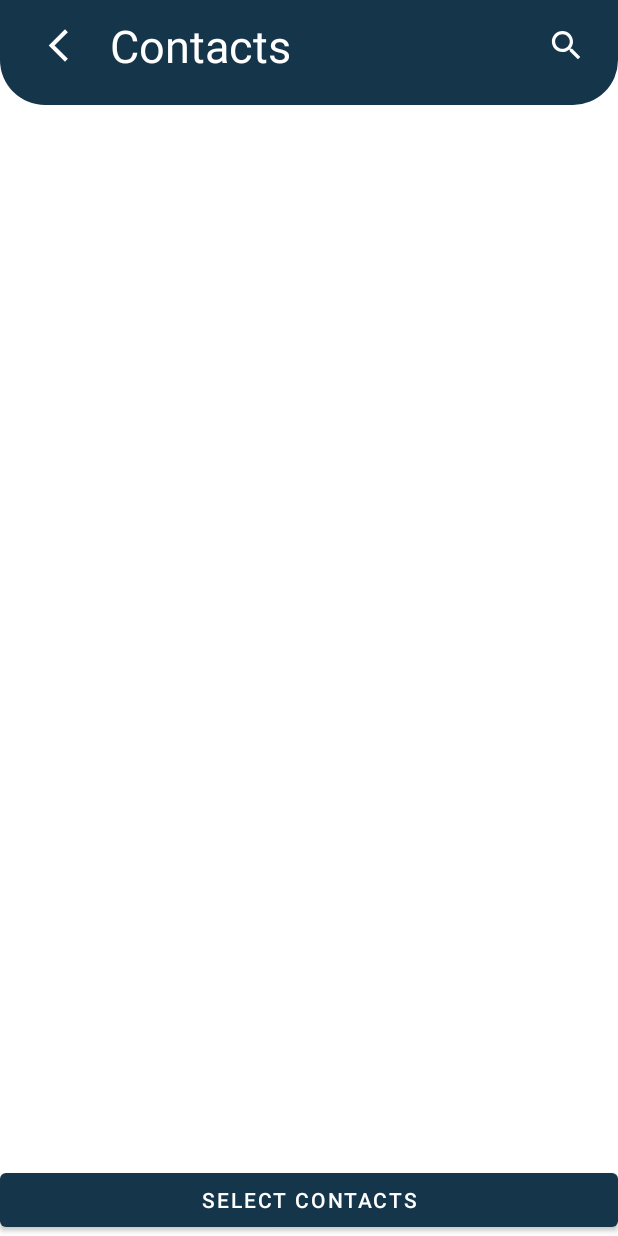
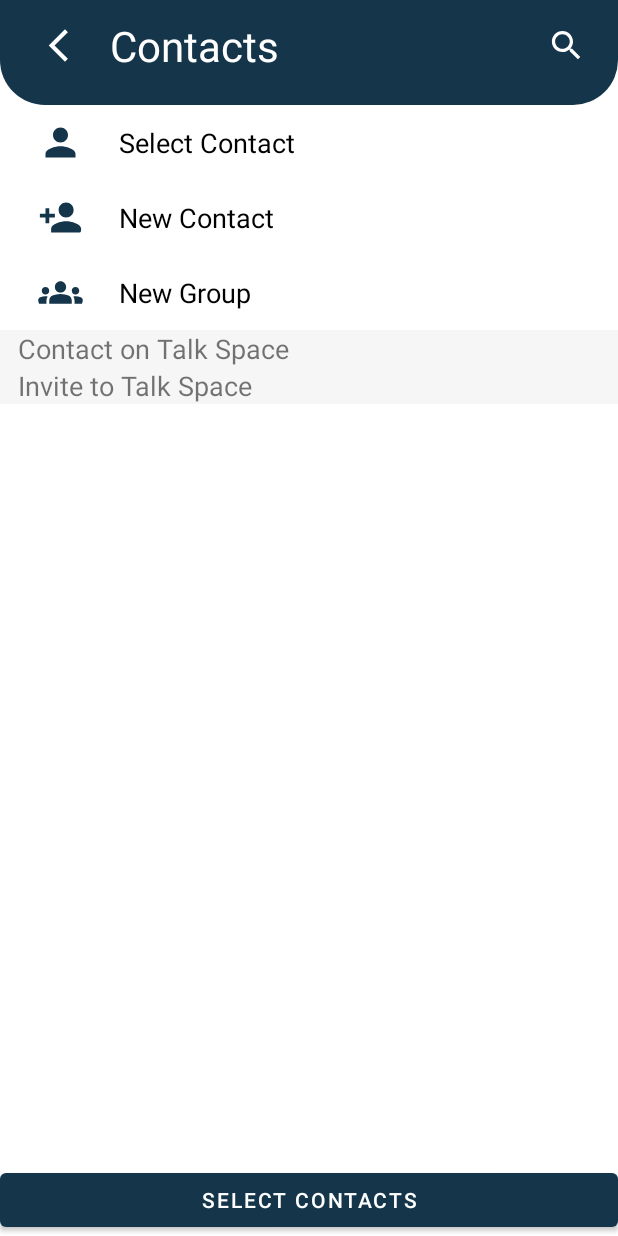
Before and after one commit to jaypedhadiya/talkspace-chat-app, an Android app: the ContactsOnAppFragment screen opened through its navigation route, on a phone screen of 412 x 824 dp. Run offline under Robolectric (Android 15) with nearby library versions, the phone set to English and light mode, and no system bars; our stand-ins replace Firebase (no records; nobody signed in at launch, a user with empty details on screens opened directly); 1 statement that could not run was skipped.

Commit message:
successful implemented contacts feature

```diff
--- a/app/src/main/java/com/example/talkspace/MainActivity.kt
+++ b/app/src/main/java/com/example/talkspace/MainActivity.kt
@@ -2,18 +2,23 @@ package com.example.talkspace
 
 import android.Manifest
 import android.content.Intent
+import android.content.pm.PackageManager
 import androidx.appcompat.app.AppCompatActivity
 import android.os.Bundle
 import android.util.Log
+import android.widget.Toast
 import androidx.activity.result.contract.ActivityResultContracts
 import androidx.activity.viewModels
 import androidx.core.content.ContentProviderCompat.requireContext
+import androidx.core.content.ContextCompat
 import androidx.navigation.NavController
 import androidx.navigation.fragment.NavHostFragment
 import com.example.talkspace.databinding.ActivityMainBinding
 import com.example.talkspace.viewmodels.ChatViewModel
 import com.example.talkspace.viewmodels.ChatViewModelFactory
 import com.google.firebase.auth.ktx.auth
+import com.google.firebase.firestore.FirebaseFirestore
+import com.google.firebase.firestore.FirebaseFirestoreSettings
 import com.google.firebase.ktx.Firebase
 
 class MainActivity : AppCompatActivity() {
@@ -36,27 +41,38 @@ class MainActivity : AppCompatActivity() {
             .findFragmentById(R.id.outer_container) as NavHostFragment
 
         navController = navHostFragment.navController
-
+        val setting = FirebaseFirestoreSettings.Builder().setPersistenceEnabled(false).build()
+        FirebaseFirestore.getInstance().firestoreSettings = setting
     }
 
     override fun onStart() {
         super.onStart()
-        //        For contacts permissions
+        //    First check permissions
         val requestPermissionLauncher =
             registerForActivityResult(
                 ActivityResultContracts.RequestPermission()
             ){ isGranted ->
                 if (isGranted){
                     Log.i("Permission" ,"Granted")
+                    chatViewModel.startListeningForChats(this)
+//                    chatViewModel.startListeningForContacts()
                 }else{
                     Log.i("Permission","Denied")
+                    Toast.makeText(this,
+                        "You need to add permission in order to access contacts",
+                        Toast.LENGTH_LONG
+                    ).show()
                 }
             }
-        requestPermissionLauncher.launch(
-            Manifest.permission.READ_CONTACTS
-        )
-        chatViewModel.startListeningForChats(this)
-        chatViewModel.startListeningForContacts()
+        if (ContextCompat.checkSelfPermission(this,Manifest.permission.READ_CONTACTS) == PackageManager.PERMISSION_GRANTED){
+            Log.d("Permission","Permission Granted")
+            chatViewModel.startListeningForChats(this)
+//            chatViewModel.startListeningForContacts()
+        }else{
+            requestPermissionLauncher.launch(
+                Manifest.permission.READ_CONTACTS
+            )
+        }
     }
 
     override fun onStop() {
--- a/app/src/main/java/com/example/talkspace/adapter/ChatListAdapter.kt
+++ b/app/src/main/java/com/example/talkspace/adapter/ChatListAdapter.kt
@@ -36,7 +36,7 @@ class ChatListAdapter(private val chatViewModel: ChatViewModel):
         }
     }
 
-    class ChatListViewHolder(private val binding: ChatViewBinding):
+    inner class ChatListViewHolder(private val binding: ChatViewBinding):
         RecyclerView.ViewHolder(binding.root){
         fun bind(item : SQLChat){
             binding.friendName.text = item.friendName
--- /dev/null
+++ b/app/src/main/java/com/example/talkspace/adapter/SectionAdapter.kt
@@ -0,0 +1,132 @@
+package com.example.talkspace.adapter
+
+import android.content.Context
+import android.util.Log
+import android.view.LayoutInflater
+import android.view.View
+import android.view.ViewGroup
+import androidx.core.content.ContextCompat
+import androidx.navigation.findNavController
+import androidx.recyclerview.widget.DiffUtil
+import androidx.recyclerview.widget.LinearLayoutManager
+import androidx.recyclerview.widget.ListAdapter
+import androidx.recyclerview.widget.RecyclerView
+import com.example.talkspace.R
+import com.example.talkspace.databinding.OptionButtonViewBinding
+import com.example.talkspace.databinding.SectionViewBinding
+import com.example.talkspace.model.Section
+import com.example.talkspace.viewmodels.ChatViewModel
+
+class SectionAdapter(private val chatViewModel: ChatViewModel, val context: Context):
+    ListAdapter<Section,RecyclerView.ViewHolder>(SectionsComparator()){
+
+    override fun onCreateViewHolder(parent: ViewGroup, viewType: Int): RecyclerView.ViewHolder {
+        Log.d("SectionAdapter","Call Section Adapter ")
+        val inflatere = LayoutInflater.from(parent.context)
+        val view : View
+        return when(viewType){
+            0,1,2 -> {
+                view = inflatere.inflate(R.layout.option_button_view,parent,false)
+                OptionButtonViewHolder(OptionButtonViewBinding.bind(view))
+            } else -> {
+                view = inflatere.inflate(R.layout.section_view,parent,false)
+                SectionViewHolder(SectionViewBinding.bind(view))
+            }
+        }
+    }
+
+    override fun onBindViewHolder(holder: RecyclerView.ViewHolder, position: Int) {
+        val item = getItem(position)
+        when(holder.itemViewType){
+            0 -> {
+                (holder as OptionButtonViewHolder).bind(0)
+                holder.itemView.setOnClickListener {
+                    Log.d("SectionAdapter","Contact item type : 0")
+
+                }
+            }
+            1 -> {
+                (holder as OptionButtonViewHolder).bind(1)
+                holder.itemView.setOnClickListener {
+                    Log.d("SectionAdapter","Contact item type : 1")
+                }
+            }
+            2 -> {
+                (holder as OptionButtonViewHolder).bind(2)
+                holder.itemView.setOnClickListener {
+                    Log.d("SectionAdapter","Contact item type : 2")
+                }
+            }
+            else -> {
+                (holder as SectionViewHolder).bind(item)
+            }
+        }
+    }
+
+    inner class SectionViewHolder(private val binding : SectionViewBinding):
+        RecyclerView.ViewHolder(binding.root){
+            fun bind(item: Section){
+                binding.sectionTitle.text = item.sectionTitle
+                binding.sectionItemRecyclerview.layoutManager =
+                    LinearLayoutManager(context,LinearLayoutManager.VERTICAL,false)
+                val adapter = ContactAdapter(chatViewModel)
+                adapter.submitList(item.contacts)
+
+
+
+                Log.d("SectionAdapter","List of contacts : ${adapter.currentList}")
+                binding.sectionItemRecyclerview.adapter = adapter
+                Log.d("SectionAdapter","List of contacts : ${item.contacts}")
+
+            }
+    }
+    inner class OptionButtonViewHolder(private val binding: OptionButtonViewBinding):
+            RecyclerView.ViewHolder(binding.root){
+                fun bind(viewType: Int){
+                    when(viewType){
+                        0 -> {
+                            binding.optionButtonIcon.setImageDrawable(
+                                ContextCompat.getDrawable(context,R.drawable.ic_baseline_person_24)
+                            )
+                            binding.optionButtonText.text = SELECT_CONTACT
+                        }
+                        1 -> {
+                            binding.optionButtonIcon.setImageDrawable(
+                                ContextCompat.getDrawable(context,R.drawable.baseline_person_add_24)
+                            )
+                            binding.optionButtonText.text = NEW_CONTACT
+                        }
+                        else -> {
+                            binding.optionButtonIcon.setImageDrawable(
+                                ContextCompat.getDrawable(context,R.drawable.baseline_groups_24)
+                            )
+                            binding.optionButtonText.text = NEW_GROUP
+                        }
+                    }
+
+                }
+            }
+
+    override fun getItemViewType(position: Int): Int {
+        return when(position < 3){
+            true -> position
+            else -> 3
+        }
+    }
+    class SectionsComparator: DiffUtil.ItemCallback<Section>(){
+        override fun areItemsTheSame(oldItem: Section, newItem: Section): Boolean {
+            return oldItem == newItem
+        }
+
+        override fun areContentsTheSame(oldItem: Section, newItem: Section): Boolean {
+            return oldItem.id == newItem.id
+        }
+
+    }
+
+    companion object {
+        const val NEW_GROUP = "New Group"
+        const val NEW_CONTACT = "New Contact"
+        const val SELECT_CONTACT = "Select Contact"
+    }
+}
--- /dev/null
+++ b/app/src/main/java/com/example/talkspace/model/Section.kt
@@ -0,0 +1,10 @@
+package com.example.talkspace.model
+
+import androidx.lifecycle.LiveData
+
+data class Section(
+    val id : Int,
+    val sectionTitle: String,
+    val contacts : List<SQLiteContact>? = null
+) {
+}
--- a/app/src/main/java/com/example/talkspace/repositories/ChatRepository.kt
+++ b/app/src/main/java/com/example/talkspace/repositories/ChatRepository.kt
@@ -141,7 +141,7 @@ class ChatRepository(
                         for (dc in snapshot.documentChanges) {
                             when (dc.type) {
                                 DocumentChange.Type.ADDED -> {
-                                    Log.d("FriendListFragment", "New chat added ")
+                                    Log.d("ChatRepository", "New chat added ")
                                     val userData = dc.document.data
 
                                     // Check if user is present in contacts or not
@@ -167,7 +167,8 @@ class ChatRepository(
                                         newFriendId,
                                         newFriendName,
                                         "",
-                                        ""
+                                        "",
+                                        false
                                     )
                                     firestore.collection("users")
                                         .document(currentUser?.phoneNumber.toString())
@@ -199,7 +200,7 @@ class ChatRepository(
                                     }
                                 }
                                 else -> {
-                                    Log.d("FriendListFragment", "Other operation done")
+                                    Log.d("ChatRepository", "Other operation done")
                                 }
                             }
                         }
--- a/app/src/main/java/com/example/talkspace/repositories/ContactsRepository.kt
+++ b/app/src/main/java/com/example/talkspace/repositories/ContactsRepository.kt
@@ -46,13 +46,13 @@ class ContactsRepository(
     }
 
     fun startListeningForContacts(coroutineScope: CoroutineScope){
-        Log.d("ContactsRepository","Start Listening for Chats...")
+        Log.d("ContactsRepository","Start Listening for Contacts...")
         registration = firestore.collection("users")
             .document(currentUser?.phoneNumber.toString())
             .collection("contacts")
             .addSnapshotListener { snapshot, e ->
-                if (e == null){
-                    Log.d("ContactsRepository","Failed to listening contacts")
+                if (e != null){
+                    Log.d("ContactsRepository","Failed to listening contacts : $e")
                     return@addSnapshotListener
                 }
                 if (snapshot != null) {
@@ -67,7 +67,8 @@ class ContactsRepository(
                                         data["contactPhoneNumber"].toString(),
                                         data["contactName"].toString(),
                                         "",
-                                        ""
+                                        "",
+                                        false
                                     )
                                     coroutineScope.launch(Dispatchers.IO) {
                                         contactDao.insert(contact.toSQLiteObject())
--- a/app/src/main/java/com/example/talkspace/ui/chatsection/ContactsOnAppFragment.kt
+++ b/app/src/main/java/com/example/talkspace/ui/chatsection/ContactsOnAppFragment.kt
@@ -1,5 +1,7 @@
 package com.example.talkspace.ui.chatsection
 
+import android.Manifest
+import android.content.pm.PackageManager
 import android.os.Bundle
 import android.provider.ContactsContract
 import android.util.Log
@@ -8,17 +10,20 @@ import android.view.View
 import android.view.ViewGroup
 import android.widget.Toast
 import androidx.activity.result.contract.ActivityResultContracts
+import androidx.core.content.ContextCompat
 import androidx.fragment.app.Fragment
 import androidx.fragment.app.activityViewModels
 import androidx.lifecycle.LiveData
 import androidx.recyclerview.widget.LinearLayoutManager
 import com.example.talkspace.ApplicationClass
 import com.example.talkspace.R
-import com.example.talkspace.adapter.ContactAdapter
+import com.example.talkspace.adapter.SectionAdapter
 import com.example.talkspace.databinding.FragmentContactsOnAppBinding
 import com.example.talkspace.model.SQLiteContact
+import com.example.talkspace.model.Section
 import com.example.talkspace.viewmodels.ChatViewModel
 import com.example.talkspace.viewmodels.ChatViewModelFactory
+import com.google.android.material.snackbar.Snackbar
 import com.google.firebase.firestore.FirebaseFirestore
 
 
@@ -75,14 +80,24 @@ class ContactsOnAppFragment : Fragment() {
         binding = FragmentContactsOnAppBinding.inflate(inflater,container,false)
         contacts = chatViewModel.getContact()
         val layoutManager = LinearLayoutManager(requireContext(),LinearLayoutManager.VERTICAL,false)
-        binding.contactRecyclerview.layoutManager = layoutManager
+        binding.sectionRecyclerview.layoutManager = layoutManager
 
-        val adapter = ContactAdapter(chatViewModel)
-        binding.contactRecyclerview.adapter = adapter
+        val adapter = SectionAdapter(chatViewModel,requireContext())
+        binding.sectionRecyclerview.adapter = adapter
 
         contacts.observe(viewLifecycleOwner){ contacts ->
             contacts.let {
-                adapter.submitList(contacts)
+                val dummy1 = Section(1,"",)
+                val dummy2 = Section(2,"",)
+                val dummy3 = Section(3,"",)
+                val extraElementForButton = mutableListOf(
+                    dummy1,
+                    dummy2,
+                    dummy3,
+                    Section(4,"Contact on Talk Space",contacts),
+                    Section(5,"Invite to Talk Space",contacts)
+                )
+                adapter.submitList(extraElementForButton)
             }
 
         }
@@ -93,10 +108,39 @@ class ContactsOnAppFragment : Fragment() {
         super.onViewCreated(view, savedInstanceState)
 
         binding.selectContacts.setOnClickListener {
-            pickContact.launch(null)
+            selectContacts()
         }
     }
 
+    fun selectContacts(){
+        if (ContextCompat.checkSelfPermission(requireContext(),Manifest.permission.READ_CONTACTS)
+            == PackageManager.PERMISSION_GRANTED){
+            pickContact.launch(null)
+        }else{
+            requestPermissionLauncher.launch(Manifest.permission.READ_CONTACTS)
+        }
+    }
+    private val requestPermissionLauncher =
+        registerForActivityResult(ActivityResultContracts.RequestPermission()
+        ){isGranted: Boolean ->
+            if (isGranted){
+                Log.i("Permission","Granted")
+                pickContact.launch(null)
+            }else {
+                view?.let {
+                    Snackbar.make(
+                        it,
+                        "You need to grant permission in order to add contacts",
+                        Snackbar.LENGTH_LONG
+                    )
+                        .setAction("Dismissed"){
+                            Log.d("Permission","Dismissed")
+                        }.show()
+
+                }
+            }
+
+    }
     private fun ifContentUser(friendId : String,friendName: String){
         firestore.collection("users")
             .document(friendId)
@@ -110,7 +154,9 @@ class ContactsOnAppFragment : Fragment() {
                         friendId,
                         friendName,
                         "",
-                        ""
+                        "",
+                        false
+
                     )
                     chatViewModel.addContacts(contact)
                     chatViewModel.setFriendId(friendId)
--- /dev/null
+++ b/app/src/main/res/drawable/baseline_person_add_24.xml
@@ -0,0 +1,5 @@
+<vector android:height="24dp" android:tint="@color/test_1"
+    android:viewportHeight="24" android:viewportWidth="24"
+    android:width="24dp" xmlns:android="http://schemas.android.com/apk/res/android">
+    <path android:fillColor="@android:color/white" android:pathData="M15,12c2.21,0 4,-1.79 4,-4s-1.79,-4 -4,-4 -4,1.79 -4,4 1.79,4 4,4zM6,10L6,7L4,7v3L1,10v2h3v3h2v-3h3v-2L6,10zM15,14c-2.67,0 -8,1.34 -8,4v2h16v-2c0,-2.66 -5.33,-4 -8,-4z"/>
+</vector>
--- a/app/src/main/res/layout/chat_view.xml
+++ b/app/src/main/res/layout/chat_view.xml
@@ -7,6 +7,8 @@
     android:layout_height="wrap_content"
     android:paddingTop="10dp"
     android:paddingBottom="10dp"
+    android:paddingEnd="20dp"
+    android:paddingStart="20dp"
     android:id="@+id/button_click">
 
     <com.google.android.material.imageview.ShapeableImageView
--- a/app/src/main/res/layout/contacts_on_app_bar.xml
+++ b/app/src/main/res/layout/contacts_on_app_bar.xml
@@ -35,7 +35,7 @@
         android:layout_width="wrap_content"
         android:layout_height="wrap_content"
         android:text="Contacts"
-        android:textSize="30sp"
+        android:textSize="28sp"
         android:textColor="#ffffff"
         android:layout_marginStart="73dp"
         app:layout_constraintBottom_toBottomOf="parent"
--- a/app/src/main/res/layout/fragment_contacts_on_app.xml
+++ b/app/src/main/res/layout/fragment_contacts_on_app.xml
@@ -13,10 +13,12 @@
         app:layout_constraintTop_toTopOf="parent">
         <include layout="@layout/contacts_on_app_bar"/>
     </androidx.appcompat.widget.LinearLayoutCompat>
+
     <androidx.recyclerview.widget.RecyclerView
-        android:id="@+id/contact_recyclerview"
+        android:id="@+id/section_recyclerview"
         android:layout_width="match_parent"
         android:layout_height="0dp"
+        tools:listitem="@layout/section_view"
         app:layout_constraintTop_toBottomOf="@+id/contacts_on_app_bar"
         app:layout_constraintBottom_toBottomOf="parent"
         app:layout_constraintStart_toStartOf="parent"
--- a/app/src/main/res/layout/fragment_friend_list.xml
+++ b/app/src/main/res/layout/fragment_friend_list.xml
@@ -43,8 +43,6 @@
         android:id="@+id/friend_recycler_view"
         android:layout_width="match_parent"
         android:layout_height="match_parent"
-        android:paddingStart="20dp"
-        android:paddingEnd="20dp"
         app:layout_behavior="com.google.android.material.appbar.AppBarLayout$ScrollingViewBehavior">
 
     </androidx.recyclerview.widget.RecyclerView>
--- a/app/src/main/res/layout/option_button_view.xml
+++ b/app/src/main/res/layout/option_button_view.xml
@@ -5,7 +5,7 @@
     xmlns:tools="http://schemas.android.com/tools"
     android:id="@+id/button_container"
     android:layout_width="match_parent"
-    android:layout_height="wrap_content"
+    android:layout_height="50dp"
     android:paddingTop="3dp"
     android:paddingBottom="3dp"
     android:layout_marginStart="9dp"
@@ -13,9 +13,9 @@
 
     <com.google.android.material.imageview.ShapeableImageView
         android:id="@+id/option_button_icon"
-        android:layout_width="45dp"
-        android:layout_height="45dp"
-        android:padding="4dp"
+        android:layout_width="30dp"
+        android:layout_height="30dp"
+        android:layout_marginStart="16dp"
         android:scaleType="centerCrop"
         android:src="@drawable/ic_baseline_person_24"
         app:layout_constraintTop_toTopOf="parent"
@@ -29,8 +29,9 @@
         android:layout_width="wrap_content"
         android:layout_height="wrap_content"
         android:text="Select Contact"
-        android:textSize="27dp"
-        android:layout_marginStart="16dp"
+        android:textSize="18sp"
+        android:textColor="#000000"
+        android:layout_marginStart="24dp"
         app:layout_constraintTop_toTopOf="@+id/option_button_icon"
         app:layout_constraintBottom_toBottomOf="@+id/option_button_icon"
         app:layout_constraintStart_toEndOf="@+id/option_button_icon"/>
--- /dev/null
+++ b/app/src/main/res/layout/section_view.xml
@@ -0,0 +1,24 @@
+<?xml version="1.0" encoding="utf-8"?>
+<androidx.constraintlayout.widget.ConstraintLayout xmlns:android="http://schemas.android.com/apk/res/android"
+    android:layout_width="match_parent"
+    android:layout_height="wrap_content"
+    xmlns:app="http://schemas.android.com/apk/res-auto"
+    xmlns:tools="http://schemas.android.com/tools">
+    <TextView
+        android:id="@+id/section_title"
+        android:layout_width="match_parent"
+        android:layout_height="0dp"
+        android:text="Section"
+        android:textSize="18sp"
+        android:paddingStart="12dp"
+        android:background="#09000000"
+        app:layout_constraintStart_toStartOf="parent"
+        app:layout_constraintTop_toTopOf="parent"/>
+
+    <androidx.recyclerview.widget.RecyclerView
+        android:id="@+id/section_item_recyclerview"
+        android:layout_width="match_parent"
+        android:layout_height="wrap_content"
+        tools:listitem="@layout/contact_on_app_view"
+        app:layout_constraintTop_toBottomOf="@+id/section_title"/>
+</androidx.constraintlayout.widget.ConstraintLayout>
--- a/app/src/main/res/layout/status_item.xml
+++ b/app/src/main/res/layout/status_item.xml
@@ -8,8 +8,12 @@
 
     <com.google.android.material.imageview.ShapeableImageView
         android:id="@+id/status_image"
-        android:layout_width="65dp"
+        android:layout_width="69dp"
         android:layout_height="65dp"
+        android:paddingStart="7dp"
+        android:paddingEnd="7dp"
+        android:paddingTop="5dp"
+        android:paddingBottom="5dp"
         android:padding="5dp"
         android:elevation="1dp"
         android:scaleType="centerCrop"
```
Also changed, not shown: app/src/main/java/com/example/talkspace/adapter/ContactAdapter.kt (+37 -34 lines), app/src/main/java/com/example/talkspace/model/Contact.kt (+8 -5 lines), app/src/main/res/drawable/there_dot_horizontal.xml (added, +46 -0 lines), app/src/main/res/layout/contact_invite_view.xml (renamed from app/src/main/res/layout/contact_view.xml, +18 -27 lines), app/src/main/res/layout/contact_on_app_view.xml (added, +70 -0 lines).
